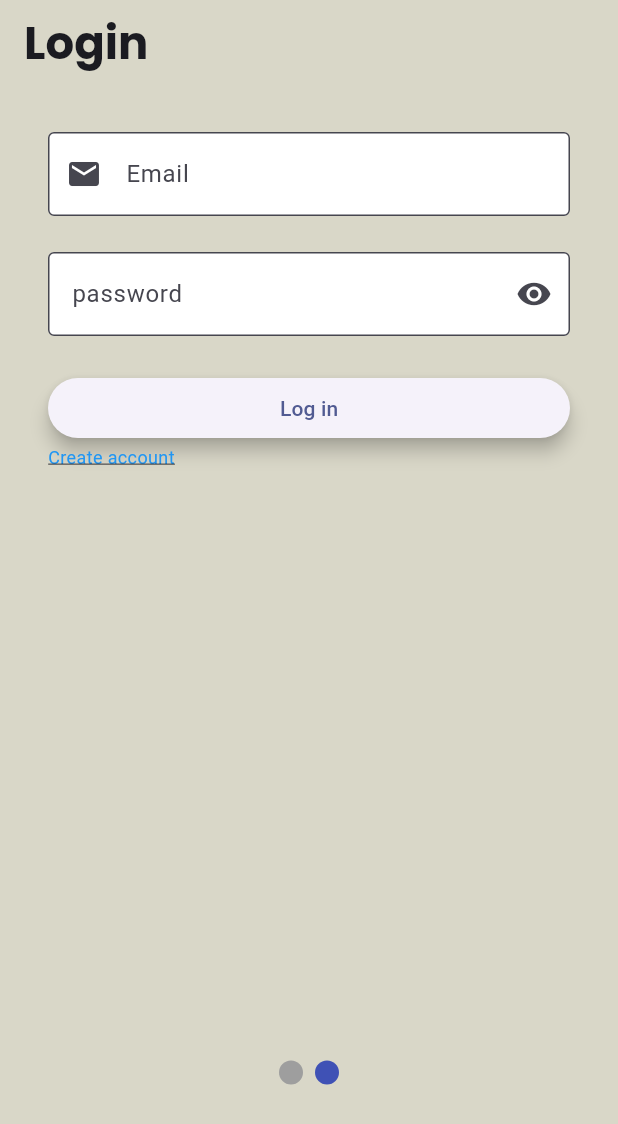
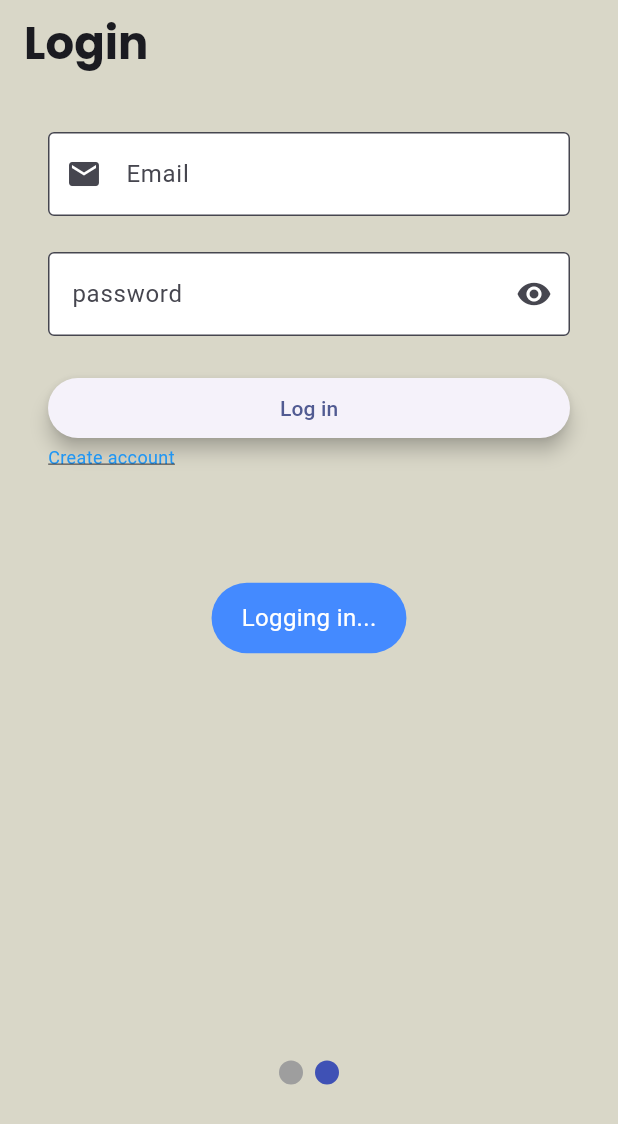
Before and after one commit to UCD-193AB-ws24/CycleGuardFrontend, a Flutter app: the screen it shows after launch, after a tap on "Get Started", after a tap on "Log in", on a phone screen of 412 x 824 dp. Shown: the top 1124 px of the screen. Run offline on Flutter 3.47's test engine with Material 3 defaults, Android fonts, the phone set to English and light mode, and no system bars; drawn by our look-alikes of smooth_page_indicator; our stand-ins replace fluttertoast, google_fonts; missing offline and left inert: dart:ffi; network calls fail.

Commit message:
Add Fluttertoast dependency and popups for login/wrong passwords

```diff
--- a/lib/pages/login_page.dart
+++ b/lib/pages/login_page.dart
@@ -4,6 +4,8 @@ import 'package:cycle_guard_app/auth/auth_util.dart';
 import 'package:cycle_guard_app/pages/create_account.dart';
 import 'package:flutter/material.dart';
 import 'package:google_fonts/google_fonts.dart';
+
+import 'package:fluttertoast/fluttertoast.dart';
 
 import '../main.dart';
 
@@ -31,13 +33,35 @@ class LoginFormState extends State<LoginPage> {
     final username = usernameController.text;
     final password = passwordController.text;
 
+    Fluttertoast.showToast(
+        msg: "Logging in...",
+        toastLength: Toast.LENGTH_SHORT,
+        gravity: ToastGravity.CENTER,
+        timeInSecForIosWeb: 1,
+        backgroundColor: Colors.blueAccent,
+        textColor: Colors.white,
+        fontSize: 16.0
+    );
+
     bool loginSuccess = await AuthUtil.login(username, password);
     print(loginSuccess?"Login success!":"Login failed!");
 
     if (loginSuccess) {
+      Fluttertoast.cancel();
       setState(() {
         Navigator.pushReplacement(context, MaterialPageRoute(builder: (context) => MyHomePage()));
       });
+    } else {
+      Fluttertoast.cancel();
+      Fluttertoast.showToast(
+          msg: "Incorrect username or password",
+          toastLength: Toast.LENGTH_SHORT,
+          gravity: ToastGravity.CENTER,
+          timeInSecForIosWeb: 1,
+          backgroundColor: Colors.red,
+          textColor: Colors.white,
+          fontSize: 16.0
+      );
     }
   }
 
--- a/pubspec.yaml
+++ b/pubspec.yaml
@@ -40,6 +40,7 @@ dependencies:
   get: ^4.6.5
   get_storage: ^2.1.1
   google_fonts: ^6.1.0
+  fluttertoast: ^8.2.11
 dev_dependencies:
   flutter_test:
     sdk: flutter
```
Also changed, not shown: pubspec.lock.
